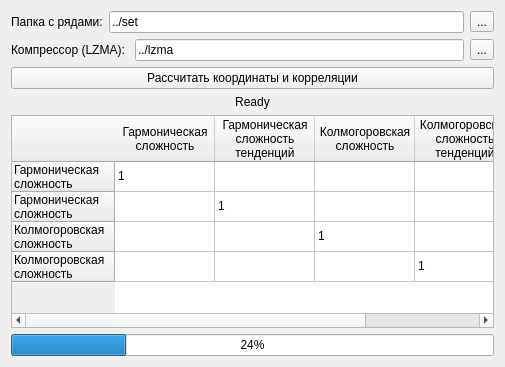
The window that GUI/AnalyzeWidget.ui (gluk47/tsanalyzer) describes before a commit, drawn with Qt 5.
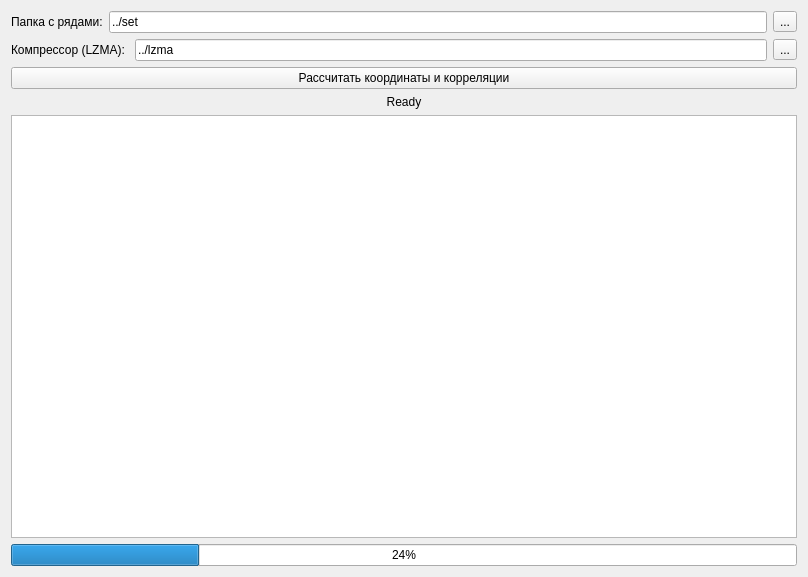
The same window after the commit.

Patch:
```diff
--- a/GUI/AnalyzeWidget.ui
+++ b/GUI/AnalyzeWidget.ui
@@ -6,8 +6,8 @@
    <rect>
     <x>0</x>
     <y>0</y>
-    <width>505</width>
-    <height>367</height>
+    <width>808</width>
+    <height>577</height>
    </rect>
   </property>
   <property name="windowTitle">
@@ -86,78 +86,6 @@
      <property name="sizeAdjustPolicy">
       <enum>QAbstractScrollArea::AdjustToContents</enum>
      </property>
-     <row>
-      <property name="text">
-       <string>Гармоническая
-сложность</string>
-      </property>
-     </row>
-     <row>
-      <property name="text">
-       <string>Гармоническая
-сложность
-тенденций</string>
-      </property>
-     </row>
-     <row>
-      <property name="text">
-       <string>Колмогоровская
-сложность</string>
-      </property>
-     </row>
-     <row>
-      <property name="text">
-       <string>Колмогоровская
-сложность
-тенденций</string>
-      </property>
-     </row>
-     <column>
-      <property name="text">
-       <string>Гармоническая
-сложность</string>
-      </property>
-     </column>
-     <column>
-      <property name="text">
-       <string>Гармоническая
-сложность
-тенденций</string>
-      </property>
-     </column>
-     <column>
-      <property name="text">
-       <string>Колмогоровская
-сложность</string>
-      </property>
-     </column>
-     <column>
-      <property name="text">
-       <string>Колмогоровская
-сложность
-тенденций</string>
-      </property>
-     </column>
-     <item row="0" column="0">
-      <property name="text">
-       <string>1</string>
-      </property>
-     </item>
-     <item row="1" column="1">
-      <property name="text">
-       <string>1</string>
-      </property>
-     </item>
-     <item row="2" column="2">
-      <property name="text">
-       <string>1</string>
-      </property>
-     </item>
-     <item row="3" column="3">
-      <property name="text">
-       <string>1</string>
-      </property>
-     </item>
     </widget>
    </item>
    <item>
```
Left out of the diff: 19 changed lines with no effect on the pictures.
